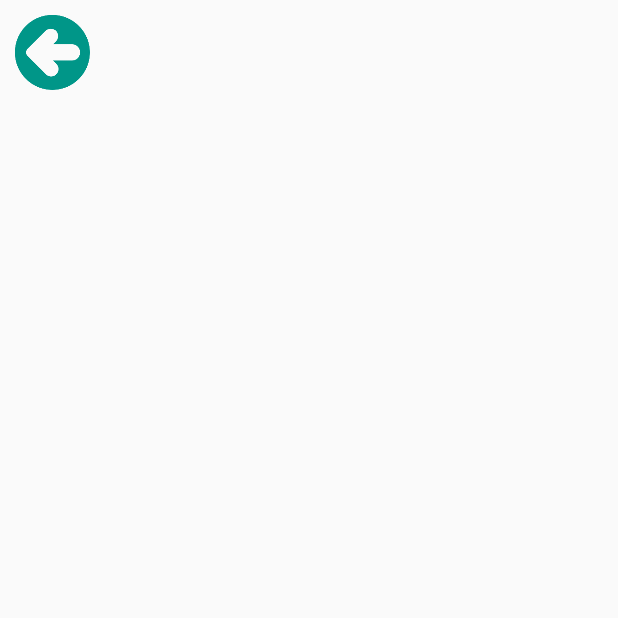
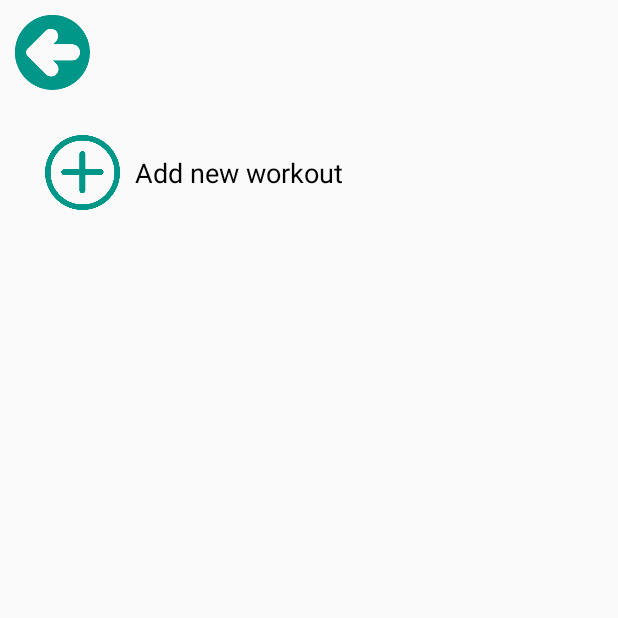
Before and after one commit to MishelK/Workout-Tracker, an Android app: the EditWorkoutActivity screen opened directly, with no data from a screen before it, on a phone screen of 412 x 824 dp, the top half of it. Run offline under Robolectric (Android 15) with nearby library versions, the light colour scheme and no system bars.

Commit message:
Added "Add Workout" Dialog
- "Add Workout" dialog added, "Close" Button now dissmisses the dialog.

```diff
--- a/app/src/main/res/layout/activity_editworkout.xml
+++ b/app/src/main/res/layout/activity_editworkout.xml
@@ -11,4 +11,44 @@
         android:layout_marginVertical="10sp"
         android:id="@+id/btn_return_edit"/>
 
+    <RelativeLayout
+        android:layout_width="match_parent"
+        android:layout_height="match_parent"
+        android:layout_marginHorizontal="20dp"
+        android:layout_marginTop="80dp"
+        android:layout_marginBottom="50dp"
+        android:orientation="vertical">
+
+        <Button
+            android:id="@+id/btn_add_new_workout"
+            android:layout_width="50sp"
+            android:layout_height="50sp"
+            android:layout_marginHorizontal="10sp"
+            android:layout_marginVertical="10sp"
+            android:background="@drawable/addicon" />
+
+        <TextView
+            android:layout_width="wrap_content"
+            android:layout_height="50sp"
+            android:layout_marginVertical="10sp"
+            android:layout_toRightOf="@id/btn_add_new_workout"
+            android:gravity="center"
+            android:text="@string/btn_txt_add_new_workout"
+            android:textAlignment="center"
+            android:textColor="#000000"
+            android:textSize="18sp"
+            android:id="@+id/tv_add_new_workout"/>
+
+        <ScrollView
+            android:layout_width="match_parent"
+            android:layout_height="match_parent"
+            android:layout_below="@id/btn_add_new_workout">
+
+
+        </ScrollView>
+
+
+    </RelativeLayout>
+
+
 </RelativeLayout>
--- a/app/src/main/res/values/strings.xml
+++ b/app/src/main/res/values/strings.xml
@@ -4,4 +4,10 @@
     <string name="btn_txt_edit_workout">Edit Workout</string>
     <string name="btn_txt_track_workout">Workout Tracker</string>
     <string name="btn_txt_settings">Settings</string>
+    <string name="btn_txt_add_new_workout">Add new workout</string>
+    <string name="btn_txt_close">Close</string>
+    <string name="btn_txt_add">Add</string>
+    <string name="tv_txt_workoutname">Workout Name</string>
+    <string name="tv_txt_workoutdescription">Description</string>
+    <string name="hint_et_workoutdescription">( Muscle groups, Length, etc.. )</string>
 </resources>
```
Also changed, not shown: app/src/main/java/com/example/workouttracker/EditWorkoutActivity.java (+36 -0 lines), app/src/main/res/layout/activity_main.xml (+4 -4 lines), app/src/main/res/layout/dialog_addworkout.xml (added, +93 -0 lines), app/src/main/res/drawable/addicon.png (added), 1 other file.
